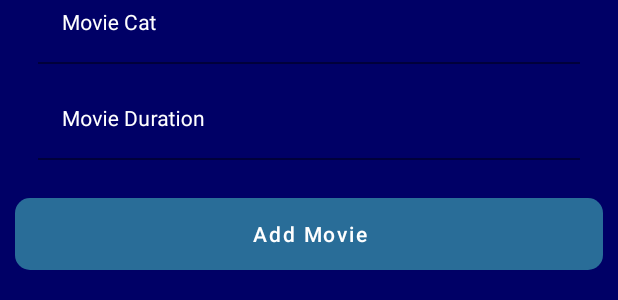
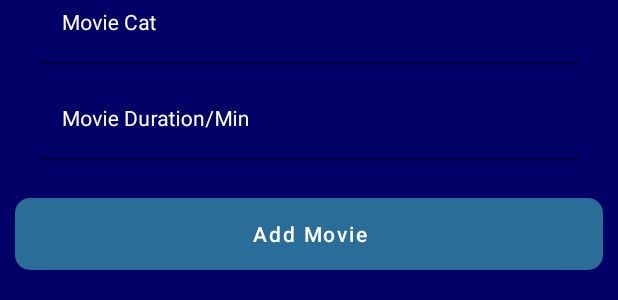
Before and after one commit to Rivindu2/Insight, an Android app: the layout activity_addmovie.xml on its own in the app's theme, with its tools: preview values and no code run, on a phone screen of 412 x 824 dp. Shown: the part 195-495 px from the top of the screen. Run offline under Robolectric (Android 15) with nearby library versions, the light colour scheme and no system bars.

Commit message:
working with update small error

```diff
--- a/app/src/main/AndroidManifest.xml
+++ b/app/src/main/AndroidManifest.xml
@@ -9,12 +9,6 @@
         android:roundIcon="@mipmap/ic_launcher_round"
         android:supportsRtl="true"
         android:theme="@style/Theme.MyApplication">
-
-
-
-
-
-
 
         <activity
             android:name=".AdminLoginActivity"
--- a/app/src/main/java/com/example/myapplication/CardTouchHelper.java
+++ b/app/src/main/java/com/example/myapplication/CardTouchHelper.java
@@ -3,7 +3,6 @@ package com.example.myapplication;
 import android.annotation.SuppressLint;
 import android.graphics.Canvas;
 import android.graphics.Color;
-
 import androidx.annotation.NonNull;
 import androidx.recyclerview.widget.ItemTouchHelper;
 import androidx.recyclerview.widget.RecyclerView;
@@ -32,7 +31,6 @@ public class CardTouchHelper extends ItemTouchHelper.SimpleCallback {
             adapter.notifyDataSetChanged();
         }else{
             adapter.deletecardData(position);
-
         }
 
     }
--- a/app/src/main/java/com/example/myapplication/MyAdminAdapter.java
+++ b/app/src/main/java/com/example/myapplication/MyAdminAdapter.java
@@ -55,11 +55,11 @@ public class MyAdminAdapter extends RecyclerView.Adapter<MyAdminAdapter.MyViewHo
             }
         });
     }
-private void notifyRemoved(int position){
+    private void notifyRemoved(int position){
         mlist.remove(position);
         notifyRemoved(position);
         activity.showData();
-}
+    }
 
 
 
--- a/app/src/main/java/com/example/myapplication/TouchSlide.java
+++ b/app/src/main/java/com/example/myapplication/TouchSlide.java
@@ -1,10 +1,10 @@
 package com.example.myapplication;
 
+import android.annotation.SuppressLint;
 import android.graphics.Canvas;
 import android.graphics.Color;
 
 import androidx.annotation.NonNull;
-import androidx.core.content.ContextCompat;
 import androidx.recyclerview.widget.ItemTouchHelper;
 import androidx.recyclerview.widget.RecyclerView;
 
@@ -22,7 +22,7 @@ public class TouchSlide extends ItemTouchHelper.SimpleCallback  {
     public boolean onMove(@NonNull RecyclerView recyclerView, @NonNull RecyclerView.ViewHolder viewHolder, @NonNull RecyclerView.ViewHolder target) {
         return false;
     }
-
+    @SuppressLint("NotifyDataSetChanged")
     @Override
     public void onSwiped(@NonNull RecyclerView.ViewHolder viewHolder, int direction) {
         final int position=viewHolder.getAdapterPosition();
--- a/app/src/main/java/com/example/myapplication/ViewMovieActivity.java
+++ b/app/src/main/java/com/example/myapplication/ViewMovieActivity.java
@@ -6,6 +6,7 @@ import androidx.recyclerview.widget.ItemTouchHelper;
 import androidx.recyclerview.widget.LinearLayoutManager;
 import androidx.recyclerview.widget.RecyclerView;
 
+import android.annotation.SuppressLint;
 import android.os.Bundle;
 import android.widget.Toast;
 
@@ -48,6 +49,7 @@ public class ViewMovieActivity extends AppCompatActivity {
     }
     public void  showData(){//fetch data for instance of collection
         db.collection("MovieDocuments").get().addOnCompleteListener(new OnCompleteListener<QuerySnapshot>() {
+            @SuppressLint("NotifyDataSetChanged")
             @Override
             public void onComplete(@NonNull Task<QuerySnapshot> task) {
                 list.clear();
--- a/app/src/main/res/layout/activity_addmovie.xml
+++ b/app/src/main/res/layout/activity_addmovie.xml
@@ -76,7 +76,7 @@
             android:layout_height="wrap_content"
             android:layout_marginStart="20dp"
             android:layout_marginEnd="20dp"
-            android:hint="Movie Duration"
+            android:hint="Movie Duration/Min"
             android:padding="5dp"
             android:textColorHint="@color/white"
             app:hintTextColor="@color/white">
```
